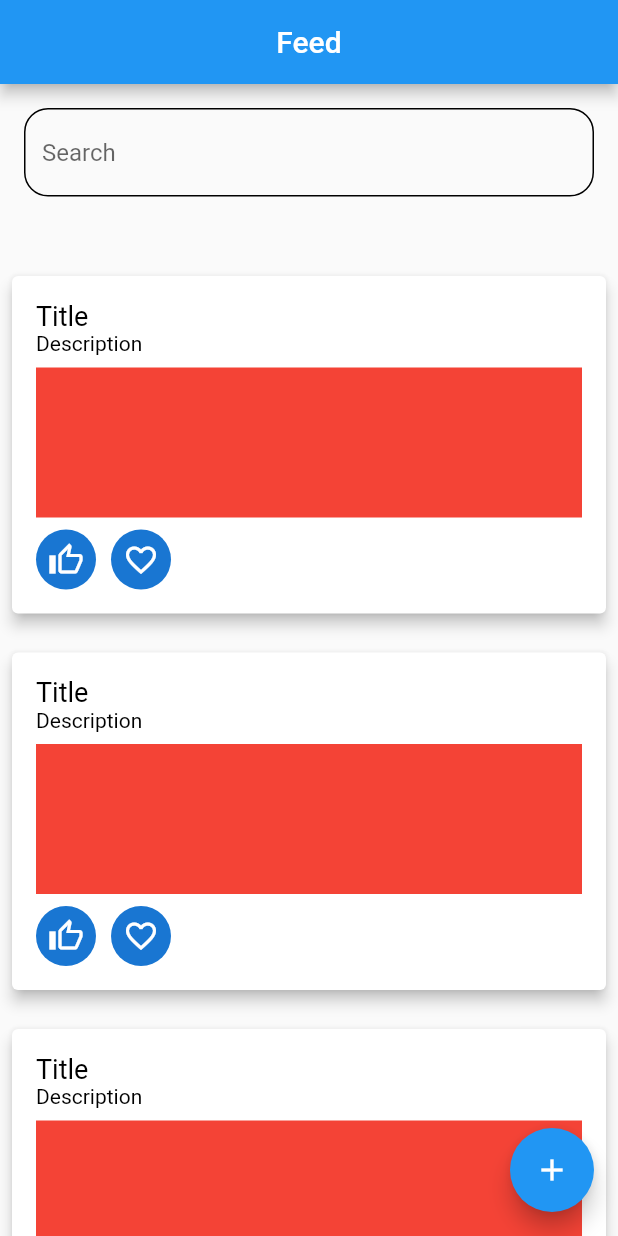
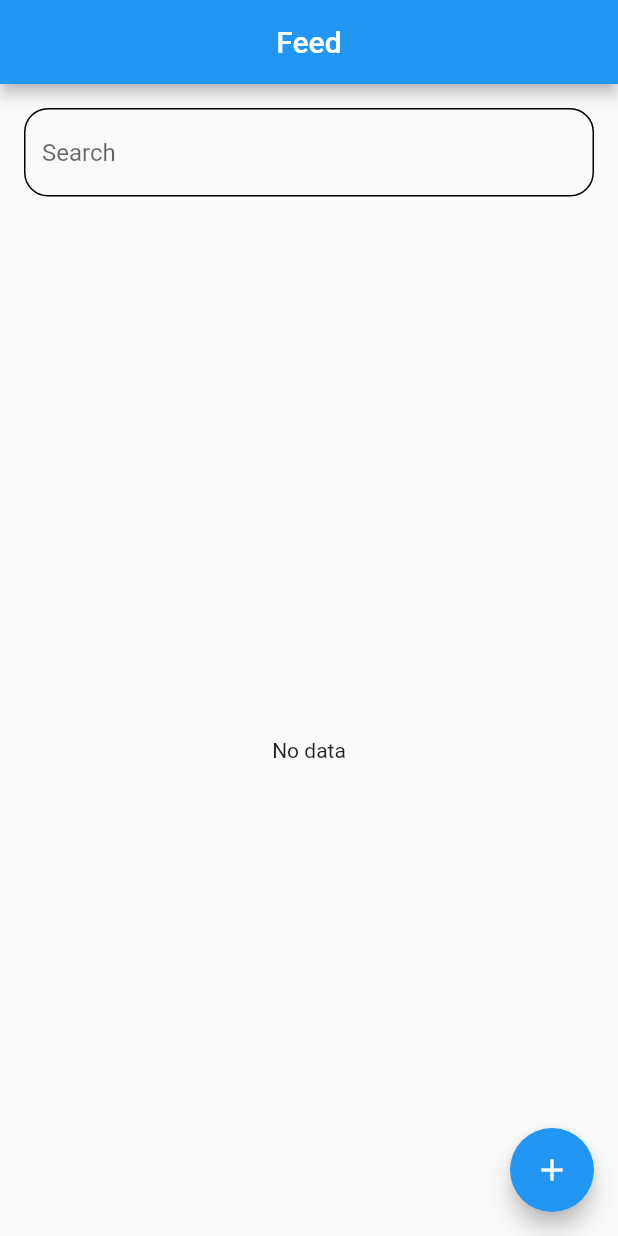
Before and after one commit to rohankandwal/Maersk-Demo-App, a Flutter app: the screen it shows after launch, on a phone screen of 412 x 824 dp. Run offline on Flutter 3.47's test engine with Material 2 defaults, Android fonts, the phone set to English and light mode, and no system bars; our stand-ins replace hive, hive_flutter; accounts and stored records are empty.

Commit message:
FeedScreen - fetching data from DB added + AddNewFeedPost - Saving to DB functionality added

```diff
--- a/lib/feed_model.dart
+++ b/lib/feed_model.dart
@@ -2,11 +2,17 @@ import 'package:hive/hive.dart';
 
 @HiveType(typeId: 0)
 class FeedModel extends HiveObject {
+  @HiveField(0)
   final int id;
+  @HiveField(1)
   final String title;
+  @HiveField(2)
   final String description;
+  @HiveField(3)
   final String mediaPath;
+  @HiveField(4)
   final int isLiked;
+  @HiveField(5)
   final int isFavorite;
 
   FeedModel(
--- a/lib/screens/add_new_feed_post_screen.dart
+++ b/lib/screens/add_new_feed_post_screen.dart
@@ -23,7 +23,7 @@ class _AddNewFeedPostScreenState extends State<AddNewFeedPostScreen> {
   }
 
   initializeBox() async {
-    _feedBox = await Hive.openBox(Constants.FEED_DB);
+    _feedBox = Hive.box<FeedModel>(Constants.FEED_DB);
   }
 
   @override
@@ -125,6 +125,7 @@ class _AddNewFeedPostScreenState extends State<AddNewFeedPostScreen> {
                 description: _discriptionController.text,
                 title: _titleController.text,
                 mediaPath: ""));
+            Navigator.pop(context);
           }
         },
         child: const Text("Save"));
--- a/lib/screens/feed_screen.dart
+++ b/lib/screens/feed_screen.dart
@@ -1,8 +1,10 @@
+import 'package:demo/feed_model.dart';
 import 'package:demo/screens/add_new_feed_post_screen.dart';
 import 'package:demo/utils/constants.dart';
 import 'package:demo/widgets/feed_child_widget.dart';
 import 'package:flutter/material.dart';
 import 'package:hive/hive.dart';
+import 'package:hive_flutter/hive_flutter.dart';
 
 class FeedScreen extends StatefulWidget {
   const FeedScreen({Key? key}) : super(key: key);
@@ -13,17 +15,6 @@ class FeedScreen extends StatefulWidget {
 
 class _FeedScreenState extends State<FeedScreen> {
   final TextEditingController _searchController = TextEditingController();
-  late Box _feedBox;
-
-  @override
-  void initState() {
-    initializeBox();
-    super.initState();
-  }
-
-  initializeBox() async {
-    _feedBox = await Hive.openBox(Constants.FEED_DB);
-  }
 
   @override
   Widget build(BuildContext context) {
@@ -72,7 +63,8 @@ class _FeedScreenState extends State<FeedScreen> {
           child: _getFeedItems(),
           left: 0,
           right: 0,
-          top: 120, //Todo check error for int conversion
+          top: 120,
+          //Todo check error for int conversion
           bottom: 0,
         )
       ],
@@ -103,10 +95,29 @@ class _FeedScreenState extends State<FeedScreen> {
   }
 
   Widget _getFeedItems() {
-    return ListView.separated(
+    return ValueListenableBuilder(
+        valueListenable: Hive.box<FeedModel>(Constants.FEED_DB).listenable(),
+        builder: (context, Box<FeedModel> box, _) {
+          if (box.values.isEmpty) {
+            return const Center(
+              child: Text("No data"),
+            );
+          }
+          return ListView.builder(
+            itemCount: box.values.length,
+            itemBuilder: (context, index) {
+              return FeedChildWidget(
+                key: UniqueKey(),
+                feedModel: box.getAt(index)!,
+              );
+            },
+          );
+        });
+    /*return ListView.separated(
         itemBuilder: (context, index) {
           return FeedChildWidget(
             key: UniqueKey(),
+            feedModel: _feeds[index],
           );
         },
         separatorBuilder: (context, index) {
@@ -114,7 +125,7 @@ class _FeedScreenState extends State<FeedScreen> {
             height: 10,
           );
         },
-        itemCount: 10);
+        itemCount: _feeds.length);*/
   }
 
   @override
--- a/lib/widgets/feed_child_widget.dart
+++ b/lib/widgets/feed_child_widget.dart
@@ -1,9 +1,12 @@
+import 'package:demo/feed_model.dart';
 import 'package:demo/widgets/favorite_button_widget.dart';
 import 'package:demo/widgets/like_button_widget.dart';
 import 'package:flutter/material.dart';
 
 class FeedChildWidget extends StatefulWidget {
-  const FeedChildWidget({Key? key}) : super(key: key);
+  final FeedModel feedModel;
+
+  const FeedChildWidget({Key? key, required this.feedModel}) : super(key: key);
 
   @override
   State<FeedChildWidget> createState() => _FeedChildWidgetState();
@@ -37,15 +40,15 @@ class _FeedChildWidgetState extends State<FeedChildWidget> {
   }
 
   Widget _getTitle() {
-    return const Text(
-      "Title",
+    return Text(
+      widget.feedModel.title,
       style: TextStyle(color: Colors.black, fontSize: 18),
     );
   }
 
   Widget _getDescription() {
-    return const Text(
-      "Description",
+    return Text(
+      widget.feedModel.description,
       style: TextStyle(color: Colors.black, fontSize: 14),
     );
   }
--- a/pubspec.yaml
+++ b/pubspec.yaml
@@ -34,7 +34,8 @@ dependencies:
   # The following adds the Cupertino Icons font to your application.
   # Use with the CupertinoIcons class for iOS style icons.
   cupertino_icons: ^1.0.2
-  hive: ^2.0.6
+  hive:
+  hive_flutter:
 dev_dependencies:
   flutter_test:
     sdk: flutter
@@ -45,7 +46,8 @@ dev_dependencies:
   # package. See that file for information about deactivating specific lint
   # rules and activating additional ones.
   flutter_lints: ^1.0.0
-
+  hive_generator:
+  build_runner:
 # For information on the generic Dart part of this file, see the
 # following page: https://dart.dev/tools/pub/pubspec
 
```
Also changed, not shown: lib/database/adapter/feed_model_adapter.dart (added, +41 -0 lines), lib/main.dart (+9 -1 lines), pubspec.lock, 4 other files.
